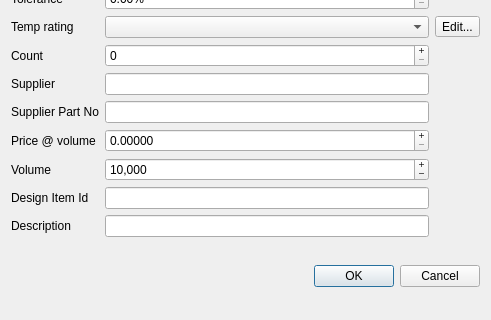
MikaelStrom/compdb, file dialog_component.ui: the form before one commit; both pictures show x 0 to 491 and y 186 to 506 of the 491 by 506 pixel window.
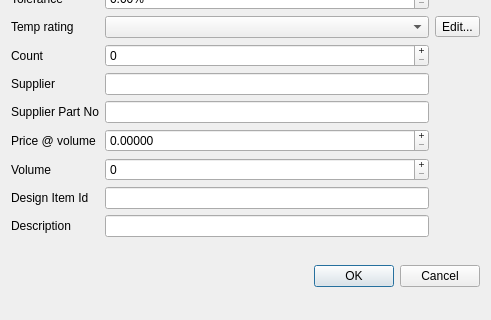
The form after the commit.

Commit message: Gui state, close database, naming, consistency

```diff
--- a/dialog_component.ui
+++ b/dialog_component.ui
@@ -81,7 +81,7 @@
         <number>1000000000</number>
        </property>
        <property name="value">
-        <number>10000</number>
+        <number>0</number>
        </property>
       </widget>
      </item>
```
The commit also changes 5 other files.
